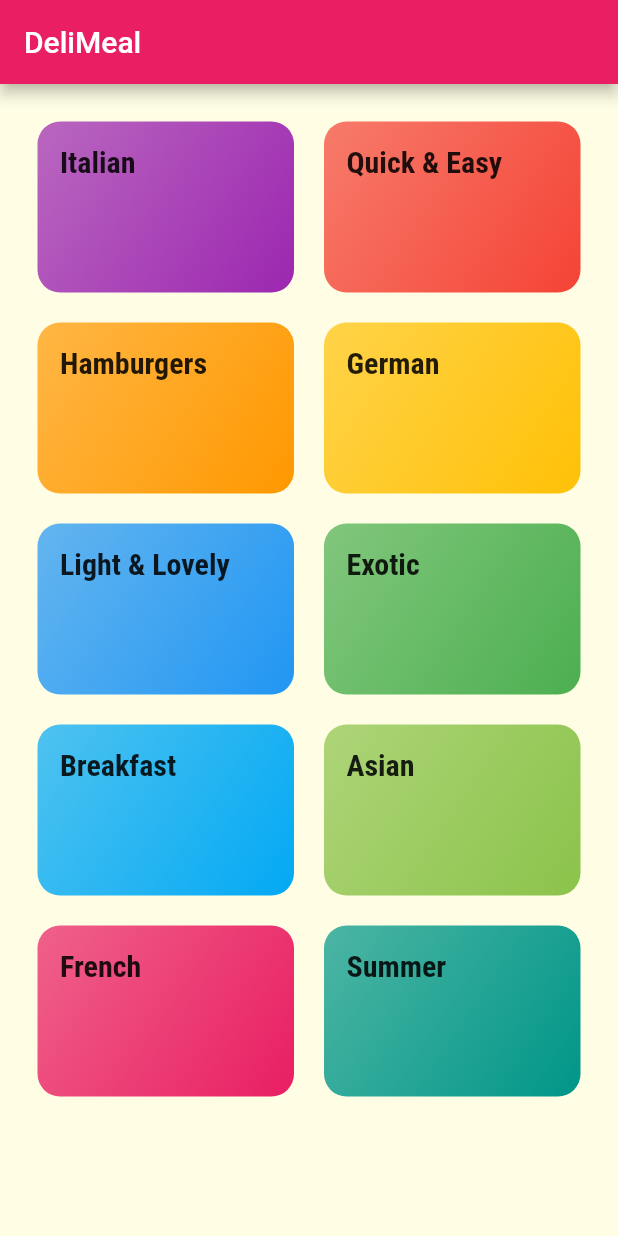
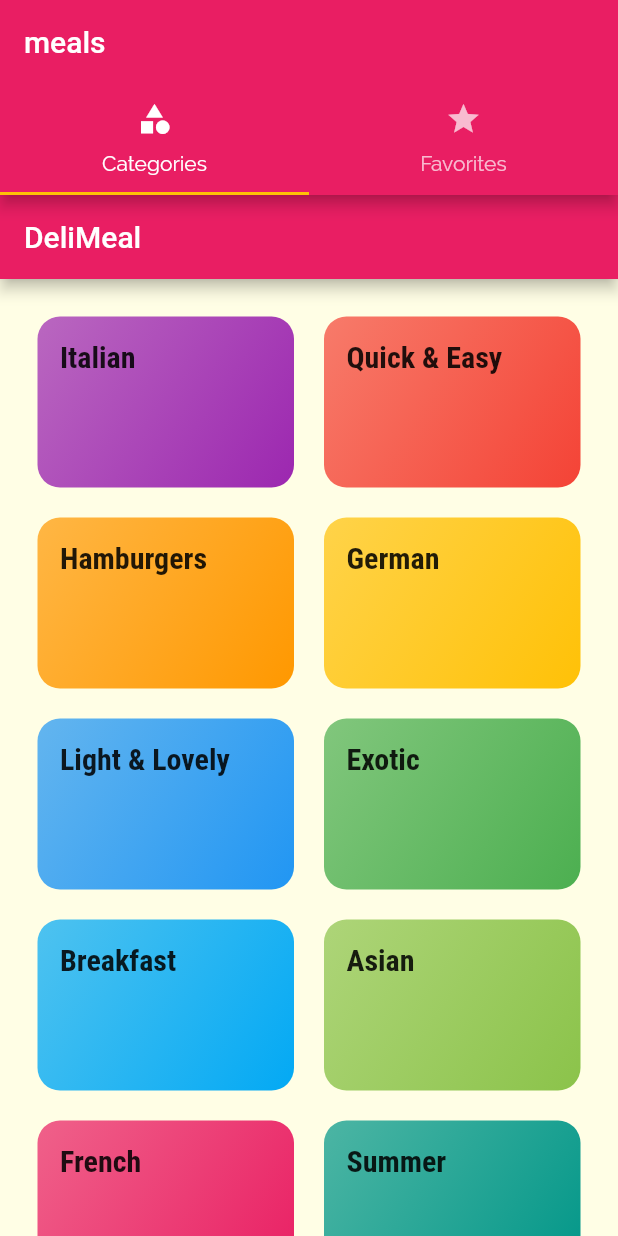
Before and after one commit to fayeyoussou/flutter_learn, a Flutter app: the screen it shows after launch, on a phone screen of 412 x 824 dp. Run offline on Flutter 3.47's test engine with Material 2 defaults, Android fonts, the phone set to English and light mode, and no system bars.

Commit message:
07-navigation/07-top_tab_bar

```diff
--- a/meal_app/lib/main.dart
+++ b/meal_app/lib/main.dart
@@ -1,8 +1,8 @@
 import 'package:flutter/material.dart';
 import 'package:meal_app/screens/meal_detail_screen.dart';
+import 'package:meal_app/screens/tabs_screen.dart';
 
 import 'screens/category_meals_screen.dart';
-import 'screens/categories_screen.dart';
 
 void main() => runApp(const MyApp());
 
@@ -33,7 +33,7 @@
       // home: CategoriesScreen(),
       initialRoute: '/', // default is '/'
       routes: {
-        '/': (ctx) => const CategoriesScreen(),
+        '/': (ctx) => const TabsScreen(),
         CategoryMealsScreen.routeName: (ctx) =>
         const CategoryMealsScreen(),
         MealDetailScreen.routeName : (ctx)=>const MealDetailScreen()
--- a/meal_app/lib/screens/category_meals_screen.dart
+++ b/meal_app/lib/screens/category_meals_screen.dart
@@ -20,11 +20,7 @@
     final categoryTitle = routeArgs['title'];
     final categoryId = routeArgs['id'];
     final categoryMeals = DUMMY_MEALS.where((meal) => meal.categories.contains(categoryId)).toList();
-    return Scaffold(
-      appBar: AppBar(
-        title: Text(categoryTitle!),
-      ),
-      body: ListView.builder(itemBuilder: ((context, index) {
+    return ListView.builder(itemBuilder: ((context, index) {
         Meal categoryMeal = categoryMeals[index];
         return MealItem(
             categoryMeal.id,
@@ -33,7 +29,7 @@
             categoryMeal.duration, categoryMeal.complexity,
             categoryMeal.affordability, ValueKey(categoryMeal.id));
       }),itemCount: categoryMeals.length,
-      )
+
     );
   }
 }
--- /dev/null
+++ b/meal_app/lib/screens/favorites_screen.dart
@@ -0,0 +1,11 @@
+import 'package:flutter/material.dart';
+
+///  Created by youssouphafaye on 8/26/22.
+class FavoritesScreen extends StatelessWidget {
+  const FavoritesScreen({Key? key}) : super(key: key);
+
+  @override
+  Widget build(BuildContext context) {
+    return const Center(child: Text("Favorites"),);
+  }
+}
--- /dev/null
+++ b/meal_app/lib/screens/tabs_screen.dart
@@ -0,0 +1,39 @@
+import 'package:flutter/material.dart';
+import 'package:meal_app/screens/categories_screen.dart';
+import 'package:meal_app/screens/favorites_screen.dart';
+
+///  Created by youssouphafaye on 8/26/22.
+class TabsScreen extends StatefulWidget {
+  const TabsScreen({Key? key}) : super(key: key);
+
+  @override
+  _TabsScreenState createState() => _TabsScreenState();
+}
+
+class _TabsScreenState extends State<TabsScreen> {
+  @override
+  Widget build(BuildContext context) {
+    return  DefaultTabController(
+      length: 2,
+      child: Scaffold(
+        appBar: AppBar(
+          title: const Text('meals'),
+          bottom: const TabBar(tabs: [
+            Tab(
+              icon: Icon(Icons.category),
+              text: 'Categories',
+              ),
+            Tab(
+              icon: Icon(Icons.star),
+              text: 'Favorites',
+            )
+          ]),
+        ),
+        body: const TabBarView(children: [
+          CategoriesScreen(),
+          FavoritesScreen()
+        ]),
+      )
+    );
+  }
+}
```
